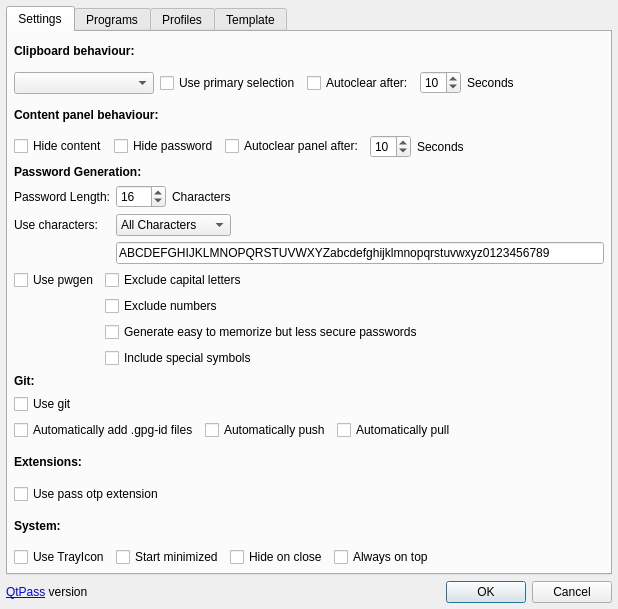
First picture: the form in src/configdialog.ui, repository IJHack/QtPass, before the edit.
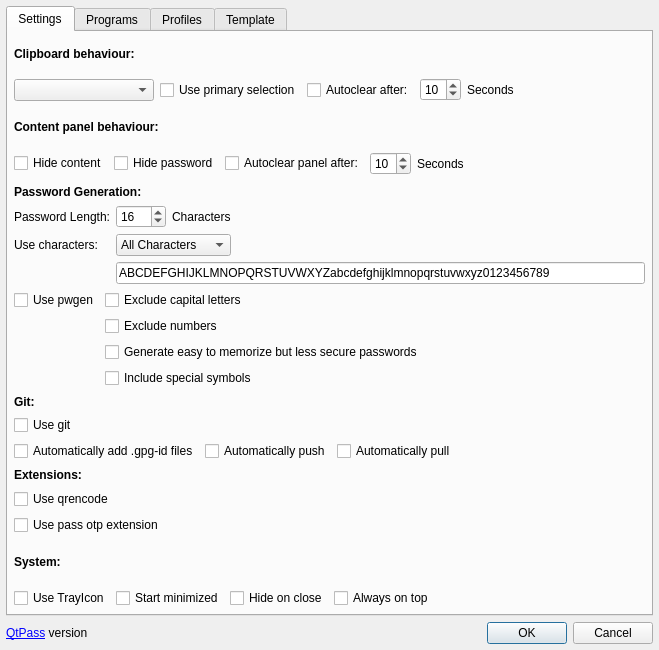
Second picture: the form after the edit. Icons and pictures are not drawn.

Commit message: Add qrencode to settings

```diff
--- a/src/configdialog.ui
+++ b/src/configdialog.ui
@@ -6,8 +6,8 @@
    <rect>
     <x>0</x>
     <y>0</y>
-    <width>618</width>
-    <height>609</height>
+    <width>659</width>
+    <height>650</height>
    </rect>
   </property>
   <property name="sizePolicy">
@@ -517,6 +517,17 @@
            </property>
           </widget>
          </item>
+         <item>
+          <layout class="QHBoxLayout" name="horizontalLayout_16">
+           <item>
+            <widget class="QCheckBox" name="checkBoxUseQrencode">
+             <property name="text">
+              <string>Use qrencode</string>
+             </property>
+            </widget>
+           </item>
+          </layout>
+         </item>
          <item>
           <layout class="QHBoxLayout" name="horizontalLayout_14">
            <item>
```
The commit also changes 7 other files.
